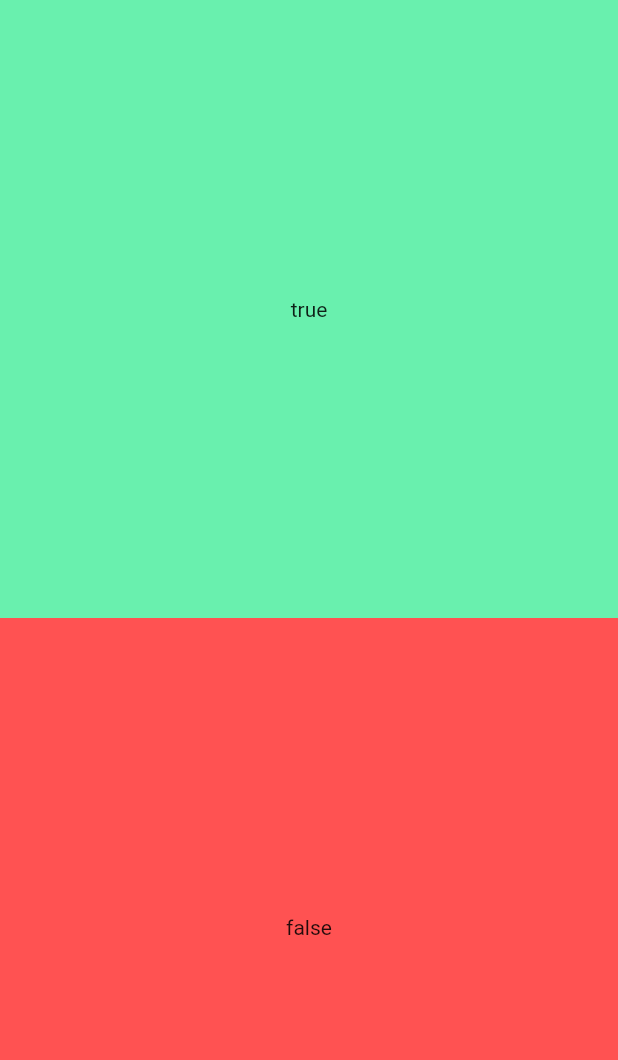
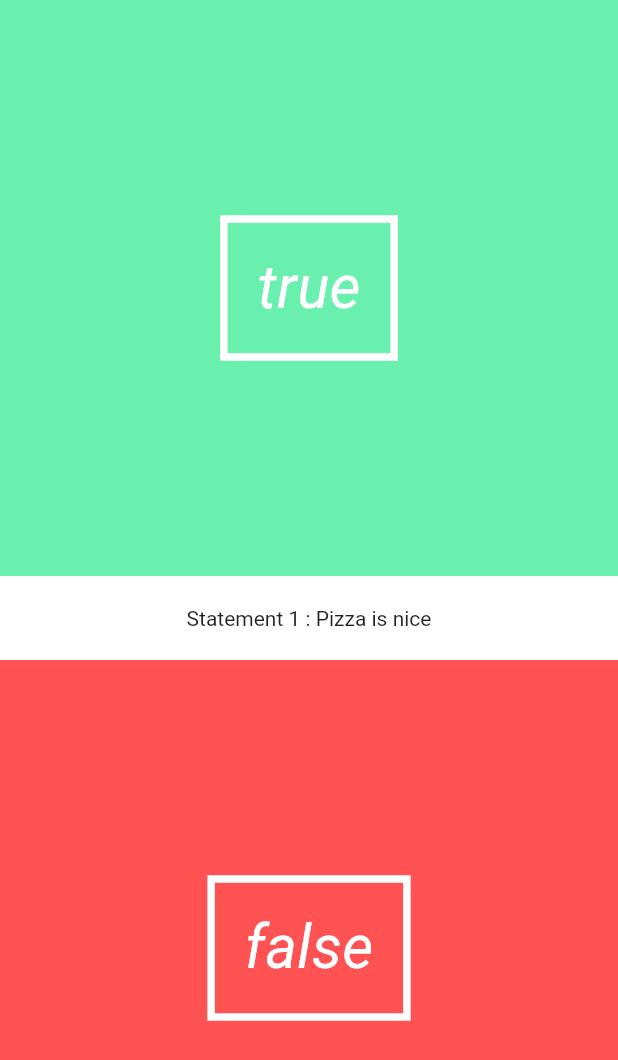
Before and after one commit to PhillipMwaniki/Flutter-App---Simple-Quiz-, a Flutter app: the screen it shows after launch, on a phone screen of 412 x 824 dp. Shown: the top 1060 px of the screen. Run offline on Flutter 3.47's test engine with Material 2 defaults, Android fonts, the phone set to English and light mode, and no system bars.

Commit message:
created question_text ui element

```diff
--- a/lib/pages/quiz_page.dart
+++ b/lib/pages/quiz_page.dart
@@ -3,6 +3,8 @@ import 'package:flutter/material.dart';
 import '../utils/question.dart';
 import '../utils/quiz.dart';
 import '../ui/answer_button.dart';
+import '../ui/question_text.dart';
+
 
 class QuizPage extends StatefulWidget {
   @override
@@ -21,8 +23,9 @@ class QuizPageState extends State<QuizPage> {
       children: <Widget>[
         new Column(
           children: <Widget>[
-            new AnswerButton(true),
-            new AnswerButton(false)
+            new AnswerButton(true, () => print("True")),
+            new QuestionText("Pizza is nice", 1),
+            new AnswerButton(false,  () => print("False"))
           ],
         )
       ],
--- a/lib/ui/answer_button.dart
+++ b/lib/ui/answer_button.dart
@@ -2,9 +2,10 @@ import 'package:flutter/material.dart';
 
 class AnswerButton extends StatelessWidget{
 
-  bool _answer;
+  final bool _answer;
+  final VoidCallback _onTap;
 
-  AnswerButton(this._answer);
+  AnswerButton(this._answer, this._onTap);
 
   @override
   Widget build(BuildContext context) {
@@ -15,10 +16,15 @@ class AnswerButton extends StatelessWidget{
         child: new Material(
           color: _answer == true ? Colors.greenAccent : Colors.redAccent,
           child: new InkWell(
-            onTap: () => print(_answer == true ? "true" : "false"),
+            onTap: () => _onTap,
             child: new Center(
               child: new Container(
-                child: new Text(_answer == true ? "true" : "false"),
+                decoration: new BoxDecoration(
+                  border: new Border.all(color: Colors.white, width: 5.0),
+                ),
+                padding: new EdgeInsets.all(20.0),
+                child: new Text(_answer == true ? "true" : "false",
+                style: new TextStyle(color: Colors.white, fontSize: 40.0, fontStyle: FontStyle.italic),),
               ),
             ),
           ),
--- /dev/null
+++ b/lib/ui/question_text.dart
@@ -0,0 +1,28 @@
+import 'package:flutter/material.dart';
+
+class QuestionText extends StatefulWidget {
+
+  final String _question;
+  final int _questionNumber;
+
+  QuestionText(this._question, this._questionNumber);
+
+  @override
+  State createState() => new QuestionTextState();
+}
+
+class QuestionTextState extends State<QuestionText> {
+  @override
+  Widget build(BuildContext context) {
+    return new Material(
+        color: Colors.white,
+        child: new Padding(
+          padding: new EdgeInsets.symmetric(vertical: 20.0),
+          child: new Center(
+            child: new Text("Statement " + widget._questionNumber.toString() + " : " + widget._question),
+          ),
+        )
+    );
+  }
+
+}
```
